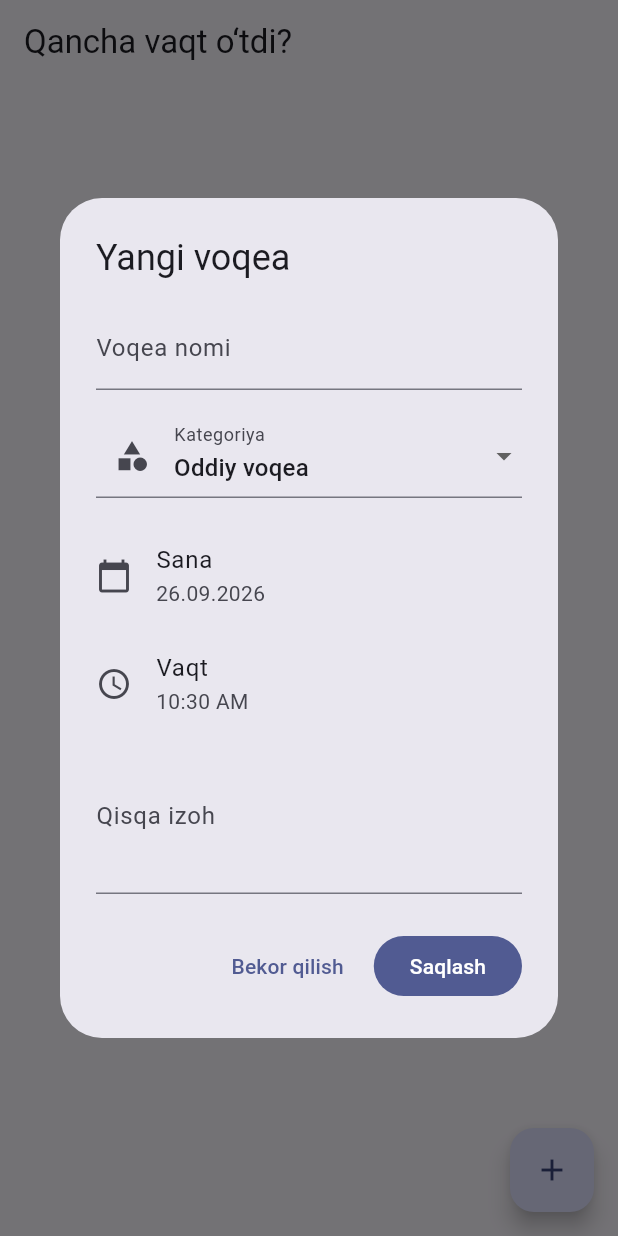
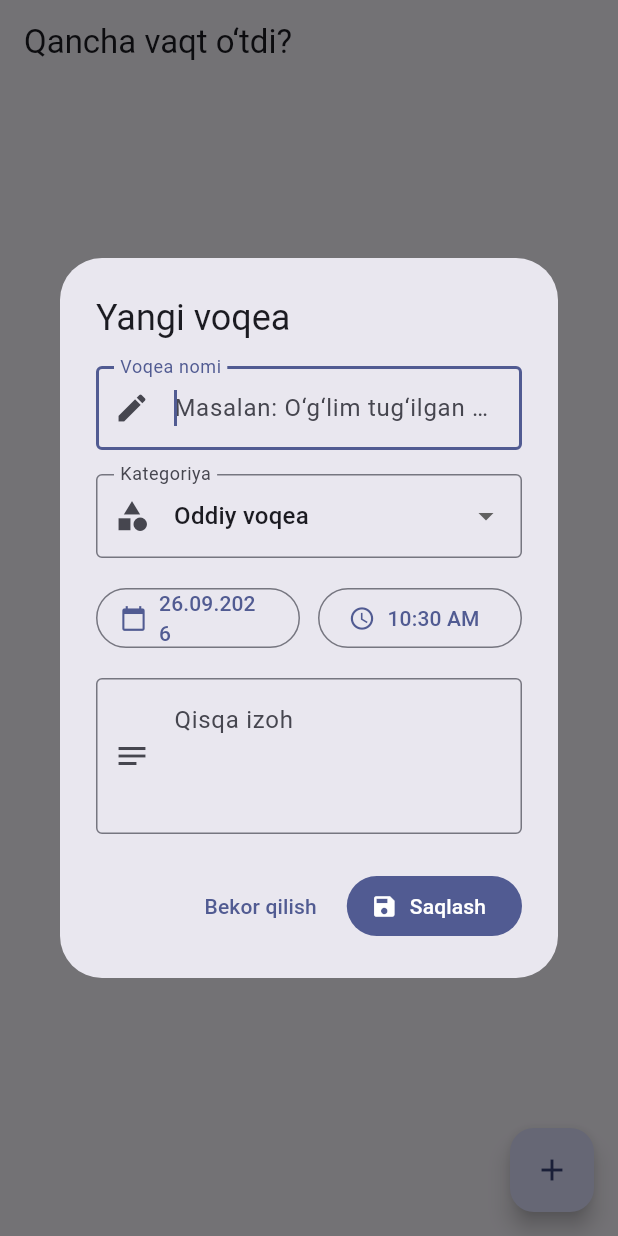
Before and after one commit to Nurmatjon/qancha_vaqt_otdi, a Flutter app: the screen it shows after launch, after a tap on the "add" icon, on a phone screen of 412 x 824 dp. Run offline on Flutter 3.47's test engine with Material 3 defaults, Android fonts, the phone set to English and light mode, and no system bars; our stand-ins replace shared_preferences.

Commit message:
Improve event management UI

```diff
--- a/lib/screens/add_event_dialog.dart
+++ b/lib/screens/add_event_dialog.dart
@@ -3,13 +3,8 @@ import 'package:flutter/material.dart';
 import '../models/event.dart';
 import '../models/event_category.dart';
 
-Future<Event?> showAddEventDialog(
-  BuildContext context, {
-  Event? event,
-}) async {
-  final titleController = TextEditingController(
-    text: event?.title ?? '',
-  );
+Future<Event?> showAddEventDialog(BuildContext context, {Event? event}) async {
+  final titleController = TextEditingController(text: event?.title ?? '');
 
   final descriptionController = TextEditingController(
     text: event?.description ?? '',
@@ -18,14 +13,10 @@ Future<Event?> showAddEventDialog(
   DateTime selectedDate = event?.dateTime ?? DateTime.now();
 
   TimeOfDay selectedTime = event != null
-      ? TimeOfDay(
-          hour: event.dateTime.hour,
-          minute: event.dateTime.minute,
-        )
+      ? TimeOfDay(hour: event.dateTime.hour, minute: event.dateTime.minute)
       : TimeOfDay.now();
 
-  EventCategory selectedCategory =
-      event?.category ?? EventCategory.general;
+  EventCategory selectedCategory = event?.category ?? EventCategory.general;
 
   final result = await showDialog<Event>(
     context: context,
@@ -34,19 +25,28 @@ Future<Event?> showAddEventDialog(
         builder: (context, setDialogState) {
           final isEditing = event != null;
 
+          String formatDate(DateTime date) {
+            return '${date.day.toString().padLeft(2, '0')}.'
+                '${date.month.toString().padLeft(2, '0')}.'
+                '${date.year}';
+          }
+
           return AlertDialog(
-            title: Text(
-              isEditing ? 'Voqeani tahrirlash' : 'Yangi voqea',
-            ),
+            title: Text(isEditing ? 'Voqeani tahrirlash' : 'Yangi voqea'),
             content: SingleChildScrollView(
               child: Column(
                 mainAxisSize: MainAxisSize.min,
+                crossAxisAlignment: CrossAxisAlignment.stretch,
                 children: [
                   TextField(
                     controller: titleController,
+                    autofocus: !isEditing,
+                    textInputAction: TextInputAction.next,
                     decoration: const InputDecoration(
                       labelText: 'Voqea nomi',
                       hintText: 'Masalan: O‘g‘lim tug‘ilgan kun',
+                      prefixIcon: Icon(Icons.edit),
+                      border: OutlineInputBorder(),
                     ),
                   ),
 
@@ -57,6 +57,7 @@ Future<Event?> showAddEventDialog(
                     decoration: const InputDecoration(
                       labelText: 'Kategoriya',
                       prefixIcon: Icon(Icons.category),
+                      border: OutlineInputBorder(),
                     ),
                     items: const [
                       DropdownMenuItem(
@@ -79,16 +80,11 @@ Future<Event?> showAddEventDialog(
 
                   const SizedBox(height: 16),
 
-                  ListTile(
-                    contentPadding: EdgeInsets.zero,
-                    leading: const Icon(Icons.calendar_today),
-                    title: const Text('Sana'),
-                    subtitle: Text(
-                      '${selectedDate.day.toString().padLeft(2, '0')}.'
-                      '${selectedDate.month.toString().padLeft(2, '0')}.'
-                      '${selectedDate.year}',
-                    ),
-                    onTap: () async {
+                  Row(
+                    children: [
+                      Expanded(
+                        child: OutlinedButton.icon(
+                          onPressed: () async {
                             final pickedDate = await showDatePicker(
                               context: context,
                               initialDate: selectedDate,
@@ -102,16 +98,16 @@ Future<Event?> showAddEventDialog(
                               });
                             }
                           },
+                          icon: const Icon(Icons.calendar_today),
+                          label: Text(formatDate(selectedDate)),
+                        ),
                       ),
 
-                  ListTile(
-                    contentPadding: EdgeInsets.zero,
-                    leading: const Icon(Icons.access_time),
-                    title: const Text('Vaqt'),
-                    subtitle: Text(
-                      selectedTime.format(context),
-                    ),
-                    onTap: () async {
+                      const SizedBox(width: 12),
+
+                      Expanded(
+                        child: OutlinedButton.icon(
+                          onPressed: () async {
                             final pickedTime = await showTimePicker(
                               context: context,
                               initialTime: selectedTime,
@@ -123,20 +119,31 @@ Future<Event?> showAddEventDialog(
                               });
                             }
                           },
+                          icon: const Icon(Icons.access_time),
+                          label: Text(selectedTime.format(context)),
                         ),
+                      ),
+                    ],
+                  ),
+
+                  const SizedBox(height: 16),
 
                   TextField(
                     controller: descriptionController,
                     maxLines: 3,
+                    textInputAction: TextInputAction.newline,
                     decoration: const InputDecoration(
                       labelText: 'Qisqa izoh',
-                      hintText:
-                          'Masalan: Oilamizga yangi quvonch keldi',
+                      hintText: 'Masalan: Oilamizga yangi quvonch keldi',
+                      prefixIcon: Icon(Icons.notes),
+                      border: OutlineInputBorder(),
+                      alignLabelWithHint: true,
                     ),
                   ),
                 ],
               ),
             ),
+
             actions: [
               TextButton(
                 onPressed: () {
@@ -144,7 +151,8 @@ Future<Event?> showAddEventDialog(
                 },
                 child: const Text('Bekor qilish'),
               ),
-              FilledButton(
+
+              FilledButton.icon(
                 onPressed: () {
                   final title = titleController.text.trim();
 
@@ -165,13 +173,13 @@ Future<Event?> showAddEventDialog(
                     Event(
                       title: title,
                       dateTime: dateTime,
-                      description:
-                          descriptionController.text.trim(),
+                      description: descriptionController.text.trim(),
                       category: selectedCategory,
                     ),
                   );
                 },
-                child: const Text('Saqlash'),
+                icon: const Icon(Icons.save),
+                label: const Text('Saqlash'),
               ),
             ],
           );
```
Also changed, not shown: lib/screens/event_detail_screen.dart (+4 -4 lines), lib/screens/home_screen.dart (+99 -44 lines). Lines whose indentation alone changed are shown as unchanged.
